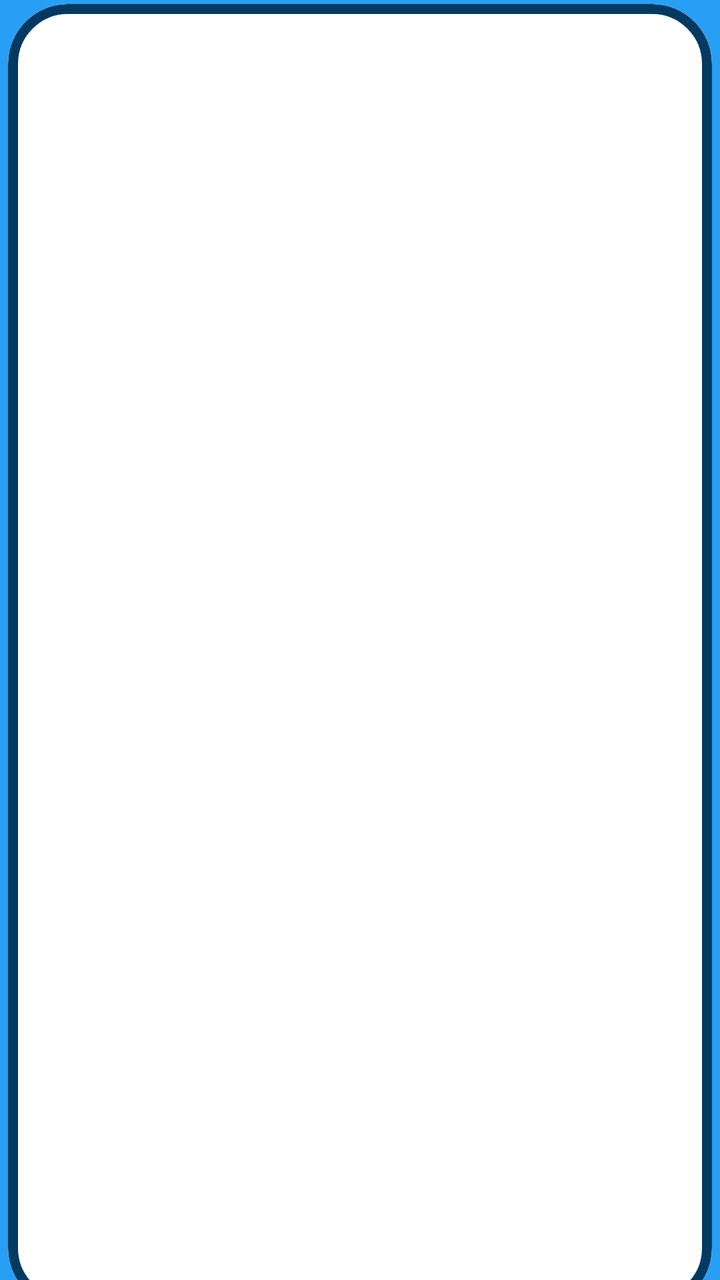
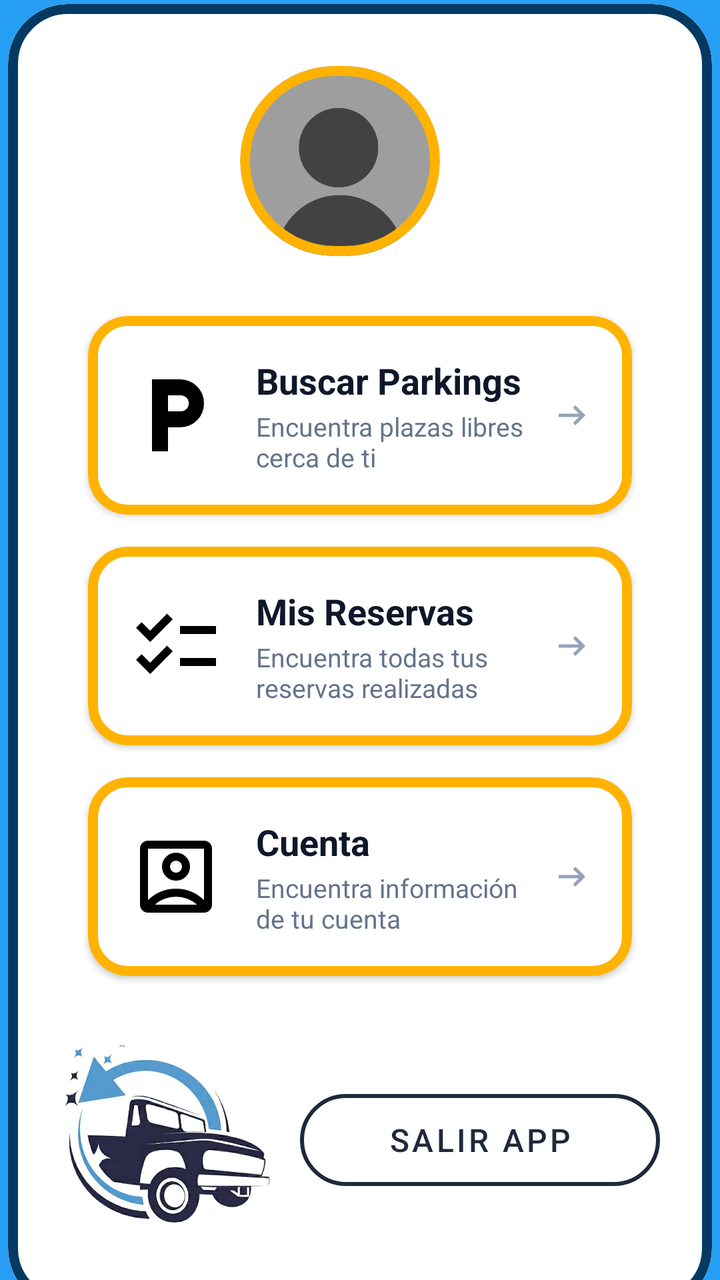

An Android layout rendered at two revisions. The XML below is the earlier revision; the diff shows what the commit changed to produce the second picture.
<!-- AndroidManifest.xml: application theme Theme.ParkPay -->
<!-- res/layout/activity_practicar_apis.xml -->
<?xml version="1.0" encoding="utf-8"?>
<androidx.constraintlayout.widget.ConstraintLayout xmlns:android="http://schemas.android.com/apk/res/android"
    xmlns:app="http://schemas.android.com/apk/res-auto"
    xmlns:tools="http://schemas.android.com/tools"
    xmlns:tools2="http://tools.android.com/tools"
    android:id="@+id/main"
    android:layout_width="match_parent"
    android:layout_height="match_parent"
    tools:context=".Practicar_APIs"
    android:background="#279FF5">

    <com.google.android.material.card.MaterialCardView
        style="@style/Widget.Material3.CardView.Outlined"
        android:layout_width="352dp"
        android:layout_height="652dp"
        android:layout_marginTop="15dp"

        app:cardBackgroundColor="@android:color/transparent"
        app:cardCornerRadius="30dp"
        app:layout_constraintBottom_toBottomOf="parent"
        app:layout_constraintEnd_toEndOf="parent"
        app:layout_constraintHorizontal_bias="0.491"
        app:layout_constraintStart_toStartOf="parent"
        app:layout_constraintTop_toTopOf="parent"
        app:layout_constraintVertical_bias="0.493"
        app:strokeColor="#043A61"
        app:strokeWidth="5dp"
        android:background="@color/white">

        <androidx.constraintlayout.widget.ConstraintLayout
            android:layout_width="match_parent"
            android:layout_height="match_parent"
            android:background="@color/white"
            android:padding="16dp">


        </androidx.constraintlayout.widget.ConstraintLayout>

    </com.google.android.material.card.MaterialCardView>




</androidx.constraintlayout.widget.ConstraintLayout>
<!-- resources referenced by this layout -->
<resources>
  <color name="white">#FFFFFFFF</color>
  <style name="Theme.ParkPay" parent="Base.Theme.ParkPay" />
  <style name="Base.Theme.ParkPay" parent="Theme.Material3.DayNight.NoActionBar">
          
          
      </style>
</resources>

<!-- the commit's change to res/layout/activity_practicar_apis.xml (unified diff, before → after) -->
@@ -27,18 +27,303 @@
         app:strokeWidth="5dp"
         android:background="@color/white">
 
-        <androidx.constraintlayout.widget.ConstraintLayout
+        <LinearLayout
             android:layout_width="match_parent"
             android:layout_height="match_parent"
+            android:orientation="vertical"
             android:background="@color/white"
             android:padding="16dp">
 
-
-        </androidx.constraintlayout.widget.ConstraintLayout>
+            <com.google.android.material.card.MaterialCardView
+                style="@style/Widget.Material3.CardView.Outlined"
+                android:layout_width="100dp"
+                android:layout_height="95dp"
+                android:background="@color/white"
+                app:cardBackgroundColor="@android:color/transparent"
+                app:cardCornerRadius="400dp"
+                app:layout_constraintBottom_toBottomOf="parent"
+                app:layout_constraintEnd_toEndOf="parent"
+                app:layout_constraintHorizontal_bias="0.044"
+                app:layout_constraintStart_toStartOf="parent"
+                app:layout_constraintTop_toTopOf="parent"
+                app:layout_constraintVertical_bias="0.0"
+                app:strokeColor="#FFB300"
+                app:strokeWidth="5dp"
+                android:layout_marginLeft="100dp"
+                android:layout_marginTop="15dp"
+                android:layout_marginBottom="30dp">
+
+                <ImageView
+                    android:id="@+id/id_icon_menu"
+                    android:layout_width="100dp"
+                    android:layout_height="95dp"
+                    app:srcCompat="@mipmap/icono_default"/>
+
+            </com.google.android.material.card.MaterialCardView>
+
+            <com.google.android.material.card.MaterialCardView
+                android:id="@+id/id_btn_menu_parking"
+                android:layout_width="match_parent"
+                android:layout_height="wrap_content"
+                android:layout_marginStart="24dp"
+                android:layout_marginEnd="24dp"
+                android:layout_marginBottom="16dp"
+                app:cardCornerRadius="20dp"
+                app:cardElevation="2dp"
+                app:strokeWidth="5dp"
+                app:strokeColor="#FFB300"
+                app:cardBackgroundColor="#FFFFFF"
+                android:clickable="true"
+                android:focusable="true">
+
+                <androidx.constraintlayout.widget.ConstraintLayout
+                    android:layout_width="match_parent"
+                    android:layout_height="wrap_content"
+                    android:padding="20dp">
+
+                    
+                    <View
+                        android:id="@+id/icon_bg"
+                        android:layout_width="48dp"
+                        android:layout_height="48dp"
+                        android:background="@drawable/icon_parking"
+                        app:layout_constraintStart_toStartOf="parent"
+                        app:layout_constraintTop_toTopOf="parent"
+                        app:layout_constraintBottom_toBottomOf="parent"/>
+
+                    
+                    <TextView
+                        android:id="@+id/title_menu"
+                        android:layout_width="0dp"
+                        android:layout_height="wrap_content"
+                        android:layout_marginStart="16dp"
+                        android:text="Buscar Parkings"
+                        android:textColor="#0F172A"
+                        android:textSize="18sp"
+                        android:textStyle="bold"
+                        app:layout_constraintStart_toEndOf="@id/icon_bg"
+                        app:layout_constraintEnd_toStartOf="@id/arrow_next"
+                        app:layout_constraintTop_toTopOf="parent" />
+
+                    <TextView
+                        android:id="@+id/subtitle_menu"
+                        android:layout_width="0dp"
+                        android:layout_height="wrap_content"
+                        android:text="Encuentra plazas libres cerca de ti"
+                        android:textColor="#64748B"
+                        android:textSize="13sp"
+                        app:layout_constraintStart_toStartOf="@id/title_menu"
+                        app:layout_constraintEnd_toStartOf="@id/arrow_next"
+                        app:layout_constraintTop_toBottomOf="@id/title_menu"
+                        android:layout_marginTop="2dp"/>
+
+                    
+                    <ImageView
+                        android:id="@+id/arrow_next"
+                        android:layout_width="20dp"
+                        android:layout_height="20dp"
+                        android:src="@drawable/icon_flechaderecha"
+                        app:tint="#94A3B8"
+                        app:layout_constraintEnd_toEndOf="parent"
+                        app:layout_constraintTop_toTopOf="parent"
+                        app:layout_constraintBottom_toBottomOf="parent" />
+
+                </androidx.constraintlayout.widget.ConstraintLayout>
+            </com.google.android.material.card.MaterialCardView>
+
+            <com.google.android.material.card.MaterialCardView
+                android:id="@+id/id_btn_menu_reserv"
+                android:layout_width="match_parent"
+                android:layout_height="wrap_content"
+                android:layout_marginStart="24dp"
+                android:layout_marginEnd="24dp"
+                android:layout_marginBottom="16dp"
+                app:cardCornerRadius="20dp"
+                app:cardElevation="2dp"
+                app:strokeWidth="5dp"
+                app:strokeColor="#FFB300"
+                app:cardBackgroundColor="#FFFFFF"
+                android:clickable="true"
+                android:focusable="true">
+
+                <androidx.constraintlayout.widget.ConstraintLayout
+                    android:layout_width="match_parent"
+                    android:layout_height="wrap_content"
+                    android:padding="20dp">
+
+                    
+                    <View
+                        android:id="@+id/icon_bg2"
+                        android:layout_width="48dp"
+                        android:layout_height="48dp"
+                        android:background="@drawable/icon_reservas"
+                        app:layout_constraintStart_toStartOf="parent"
+                        app:layout_constraintTop_toTopOf="parent"
+                        app:layout_constraintBottom_toBottomOf="parent"/>
+
+                    
+                    <TextView
+                        android:id="@+id/title_menu2"
+                        android:layout_width="0dp"
+                        android:layout_height="wrap_content"
+                        android:layout_marginStart="16dp"
+                        android:text="@string/menu_btn_reserv"
+                        android:textColor="#0F172A"
+                        android:textSize="18sp"
+                        android:textStyle="bold"
+                        app:layout_constraintStart_toEndOf="@id/icon_bg2"
+                        app:layout_constraintEnd_toStartOf="@id/arrow_next"
+                        app:layout_constraintTop_toTopOf="parent" />
+
+                    <TextView
+                        android:id="@+id/subtitle_menu2"
+                        android:layout_width="0dp"
+                        android:layout_height="wrap_content"
+                        android:text="Encuentra todas tus reservas realizadas"
+                        android:textColor="#64748B"
+                        android:textSize="13sp"
+                        app:layout_constraintStart_toStartOf="@id/title_menu2"
+                        app:layout_constraintEnd_toStartOf="@id/arrow_next2"
+                        app:layout_constraintTop_toBottomOf="@id/title_menu2"
+                        android:layout_marginTop="2dp"/>
+
+                    
+                    <ImageView
+                        android:id="@+id/arrow_next2"
+                        android:layout_width="20dp"
+                        android:layout_height="20dp"
+                        android:src="@drawable/icon_flechaderecha"
+                        app:tint="#94A3B8"
+                        app:layout_constraintEnd_toEndOf="parent"
+                        app:layout_constraintTop_toTopOf="parent"
+                        app:layout_constraintBottom_toBottomOf="parent" />
+
+                </androidx.constraintlayout.widget.ConstraintLayout>
+            </com.google.android.material.card.MaterialCardView>
+
+            <com.google.android.material.card.MaterialCardView
+                android:id="@+id/id_btn_menu_account"
+                android:layout_width="match_parent"
+                android:layout_height="wrap_content"
+                android:layout_marginStart="24dp"
+                android:layout_marginEnd="24dp"
+                android:layout_marginBottom="20dp"
+                app:cardCornerRadius="20dp"
+                app:cardElevation="2dp"
+                app:strokeWidth="5dp"
+                app:strokeColor="#FFB300"
+                app:cardBackgroundColor="#FFFFFF"
+                android:clickable="true"
+                android:focusable="true">
+
+                <androidx.constraintlayout.widget.ConstraintLayout
+                    android:layout_width="match_parent"
+                    android:layout_height="wrap_content"
+                    android:padding="20dp">
+
+                    
+                    <View
+                        android:id="@+id/icon_bg3"
+                        android:layout_width="48dp"
+                        android:layout_height="48dp"
+                        android:background="@drawable/icon_account"
+                        app:layout_constraintStart_toStartOf="parent"
+                        app:layout_constraintTop_toTopOf="parent"
+                        app:layout_constraintBottom_toBottomOf="parent"/>
+
+                    
+                    <TextView
+                        android:id="@+id/title_menu3"
+                        android:layout_width="0dp"
+                        android:layout_height="wrap_content"
+                        android:layout_marginStart="16dp"
+                        android:text="@string/menu_btn_account"
+                        android:textColor="#0F172A"
+                        android:textSize="18sp"
+                        android:textStyle="bold"
+                        app:layout_constraintStart_toEndOf="@id/icon_bg3"
+                        app:layout_constraintEnd_toStartOf="@id/arrow_next3"
+                        app:layout_constraintTop_toTopOf="parent" />
+
+                    <TextView
+                        android:id="@+id/subtitle_menu3"
+                        android:layout_width="0dp"
+                        android:layout_height="wrap_content"
+                        android:text="Encuentra información de tu cuenta"
+                        android:textColor="#64748B"
+                        android:textSize="13sp"
+                        app:layout_constraintStart_toStartOf="@id/title_menu3"
+                        app:layout_constraintEnd_toStartOf="@id/arrow_next3"
+                        app:layout_constraintTop_toBottomOf="@id/title_menu3"
+                        android:layout_marginTop="2dp"/>
+
+                    
+                    <ImageView
+                        android:id="@+id/arrow_next3"
+                        android:layout_width="20dp"
+                        android:layout_height="20dp"
+                        android:src="@drawable/icon_flechaderecha"
+                        app:tint="#94A3B8"
+                        app:layout_constraintEnd_toEndOf="parent"
+                        app:layout_constraintTop_toTopOf="parent"
+                        app:layout_constraintBottom_toBottomOf="parent" />
+
+                </androidx.constraintlayout.widget.ConstraintLayout>
+            </com.google.android.material.card.MaterialCardView>
+
+            <LinearLayout
+                android:layout_width="wrap_content"
+                android:layout_height="wrap_content"
+                android:orientation="horizontal"
+                android:padding="10dp">
+
+                <ImageView
+                    android:id="@+id/imageView3"
+                    android:layout_width="107dp"
+                    android:layout_height="104dp"
+                    app:layout_constraintEnd_toEndOf="parent"
+                    app:layout_constraintHorizontal_bias="0.0"
+                    app:layout_constraintStart_toStartOf="parent"
+                    app:layout_constraintTop_toBottomOf="@+id/id_text_user_infoName"
+                    app:srcCompat="@mipmap/logo" />
+
+                <com.google.android.material.button.MaterialButton
+                    android:id="@+id/id_btn_menu_exit"
+                    style="@style/Widget.MaterialComponents.Button.OutlinedButton"
+                    android:layout_width="180dp"
+                    android:layout_height="58dp"
+                    android:text="@string/menu_btn_exit"
+                    android:textAllCaps="true"
+                    android:textColor="#1E293B"
+                    android:textSize="16dp"
+                    app:cornerRadius="29dp"
+                    app:layout_constraintEnd_toEndOf="parent"
+                    app:layout_constraintHorizontal_bias="1.0"
+                    app:layout_constraintStart_toStartOf="parent"
+                    app:layout_constraintTop_toBottomOf="@+id/id_text_user_infoName"
+                    app:strokeColor="#1E293B"
+                    app:strokeWidth="2dp"
+                    android:layout_marginTop="23dp"
+                    android:layout_marginLeft="13dp"/>
+
+            </LinearLayout>
+
+        </LinearLayout>
+
+
+
+
+
+
+
+
+
+
 
     </com.google.android.material.card.MaterialCardView>
 
 
 
 
+
 </androidx.constraintlayout.widget.ConstraintLayout>
<!-- resource entries referenced after the edit -->
@@ -1,6 +1,35 @@
 <!-- resources referenced by this layout -->
 <resources>
   <color name="white">#FFFFFFFF</color>
+  <!-- drawable icon_account (drawable) -->
+  <vector xmlns:android="http://schemas.android.com/apk/res/android" android:height="24dp" android:tint="#000000" android:viewportHeight="960" android:viewportWidth="960" android:width="24dp">
+        
+      <path android:fillColor="@android:color/white" android:pathData="M200,714Q254,661 325.5,630.5Q397,600 480,600Q563,600 634.5,630.5Q706,661 760,714L760,200Q760,200 760,200Q760,200 760,200L200,200Q200,200 200,200Q200,200 200,200L200,714ZM579,479Q620,438 620,380Q620,322 579,281Q538,240 480,240Q422,240 381,281Q340,322 340,380Q340,438 381,479Q422,520 480,520Q538,520 579,479ZM200,840Q167,840 143.5,816.5Q120,793 120,760L120,200Q120,167 143.5,143.5Q167,120 200,120L760,120Q793,120 816.5,143.5Q840,167 840,200L840,760Q840,793 816.5,816.5Q793,840 760,840L200,840ZM269,760L691,760Q691,760 691,760Q691,760 691,760Q647,721 591.5,700.5Q536,680 480,680Q424,680 367.5,700.5Q311,721 269,760Q269,760 269,760Q269,760 269,760ZM437.5,422.5Q420,405 420,380Q420,355 437.5,337.5Q455,320 480,320Q505,320 522.5,337.5Q540,355 540,380Q540,405 522.5,422.5Q505,440 480,440Q455,440 437.5,422.5ZM480,457L480,457Q480,457 480,457Q480,457 480,457L480,457Q480,457 480,457Q480,457 480,457L480,457Q480,457 480,457Q480,457 480,457Q480,457 480,457Q480,457 480,457Z"/>
+      
+  </vector>
+  <!-- drawable icon_flechaderecha (drawable) -->
+  <vector xmlns:android="http://schemas.android.com/apk/res/android" android:autoMirrored="true" android:height="24dp" android:tint="#000000" android:viewportHeight="960" android:viewportWidth="960" android:width="24dp">
+        
+      <path android:fillColor="@android:color/white" android:pathData="M560,720L504,662L646,520L160,520L160,440L646,440L504,298L560,240L800,480L560,720Z"/>
+      
+  </vector>
+  <!-- drawable icon_parking (drawable) -->
+  <vector xmlns:android="http://schemas.android.com/apk/res/android" android:height="24dp" android:tint="#000000" android:viewportHeight="960" android:viewportWidth="960" android:width="24dp">
+        
+      <path android:fillColor="@android:color/white" android:pathData="M240,840L240,120L520,120Q620,120 690,190Q760,260 760,360Q760,460 690,530Q620,600 520,600L400,600L400,840L240,840ZM400,440L528,440Q561,440 584.5,416.5Q608,393 608,360Q608,327 584.5,303.5Q561,280 528,280L400,280L400,440Z"/>
+      
+  </vector>
+  <!-- drawable icon_reservas (drawable) -->
+  <vector xmlns:android="http://schemas.android.com/apk/res/android" android:height="24dp" android:tint="#000000" android:viewportHeight="960" android:viewportWidth="960" android:width="24dp">
+        
+      <path android:fillColor="@android:color/white" android:pathData="M222,760L80,618L136,562L221,647L391,477L447,534L222,760ZM222,440L80,298L136,242L221,327L391,157L447,214L222,440ZM520,680L520,600L880,600L880,680L520,680ZM520,360L520,280L880,280L880,360L520,360Z"/>
+      
+  </vector>
+  <!-- mipmap icono_default: jpg bitmap (mipmap-mdpi, 15636 bytes) -->
+  <!-- mipmap logo: png bitmap (mipmap-mdpi, 391558 bytes) -->
+  <string name="menu_btn_account">Cuenta</string>
+  <string name="menu_btn_exit">Salir App</string>
+  <string name="menu_btn_reserv">Mis Reservas</string>
   <style name="Theme.ParkPay" parent="Base.Theme.ParkPay" />
   <style name="Base.Theme.ParkPay" parent="Theme.Material3.DayNight.NoActionBar">
           
